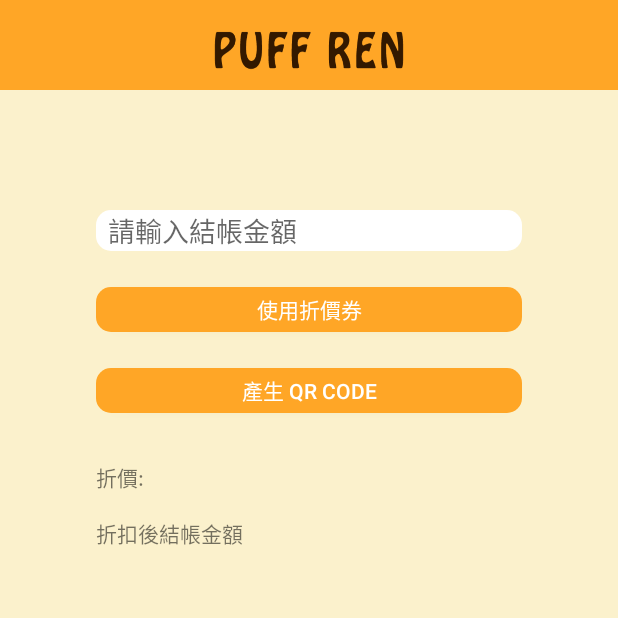
After one commit to rn1it/PuffRen, an Android app: the QRCodeFragment screen opened through its navigation route, on a phone screen of 412 x 824 dp, the top half of it. The commit adds this screen. Run offline under Robolectric (Android 15) with nearby library versions, the phone set to English and light mode, and no system bars; our stand-ins replace data binding; libraries missing offline, so code that uses them is left out: com.journeyapps.barcodescanner; 2 statements that could not run were skipped.

Commit message:
modify toolbar height, add qrcode ui

```diff
--- a/app/src/main/java/com/rn1/puffren/ui/profile/ProfileFragment.kt
+++ b/app/src/main/java/com/rn1/puffren/ui/profile/ProfileFragment.kt
@@ -85,7 +85,7 @@
 
         viewModel.navigateToMemberQRCode.observe(viewLifecycleOwner, Observer {
             it?.let {
-
+                findNavController().navigate(NavigationDirections.actionGlobalQRCodeFragment())
                 viewModel.navigateToMemberQRCodeDone()
             }
         })
--- /dev/null
+++ b/app/src/main/java/com/rn1/puffren/ui/qrcode/QRCodeFragment.kt
@@ -0,0 +1,53 @@
+package com.rn1.puffren.ui.qrcode
+
+import android.content.Context
+import android.os.Bundle
+import androidx.fragment.app.Fragment
+import android.view.LayoutInflater
+import android.view.View
+import android.view.ViewGroup
+import android.view.inputmethod.InputMethodManager
+import com.google.zxing.BarcodeFormat
+import com.google.zxing.MultiFormatWriter
+import com.google.zxing.WriterException
+import com.journeyapps.barcodescanner.BarcodeEncoder
+import com.rn1.puffren.R
+import com.rn1.puffren.databinding.FragmentQRCodeBinding
+import com.rn1.puffren.util.Util.hideKeyBoard
+
+
+class QRCodeFragment : Fragment() {
+
+    lateinit var binding: FragmentQRCodeBinding
+
+    override fun onCreateView(
+        inflater: LayoutInflater, container: ViewGroup?,
+        savedInstanceState: Bundle?
+    ): View {
+
+        binding = FragmentQRCodeBinding.inflate(inflater, container, false)
+
+        val input = binding.editEnterCheckoutAmount
+
+        binding.buttonCreateCode.setOnClickListener {
+            val writer = MultiFormatWriter()
+
+            try {
+                //Initialize bit matrix
+                val bitMatrix = writer.encode(input.text.toString().trim(), BarcodeFormat.QR_CODE, 350, 350)
+                //Initialize barcode encoder
+                val encoder = BarcodeEncoder()
+                //Initialize bitmap
+                val bitmap = encoder.createBitmap(bitMatrix)
+                binding.imageQrcodeOutput.setImageBitmap(bitmap)
+
+                hideKeyBoard(input)
+            } catch (e: WriterException) {
+                e.printStackTrace()
+            }
+        }
+
+
+        return binding.root
+    }
+}
--- a/app/src/main/java/com/rn1/puffren/util/CurrentFragmentType.kt
+++ b/app/src/main/java/com/rn1/puffren/util/CurrentFragmentType.kt
@@ -10,8 +10,6 @@
     LOCATION("攤商地圖"),
     LOGIN("登入"),
     REGISTRY("註冊"),
-    PROFILE("會員頁面")
-
-
-
+    PROFILE("會員頁面"),
+    PERFORMANCE("績效考核")
 }
--- a/app/src/main/java/com/rn1/puffren/util/Util.kt
+++ b/app/src/main/java/com/rn1/puffren/util/Util.kt
@@ -3,6 +3,8 @@
 import android.content.Context
 import android.net.ConnectivityManager
 import android.net.NetworkInfo
+import android.view.View
+import android.view.inputmethod.InputMethodManager
 import com.rn1.puffren.PuffRenApplication
 
 object Util {
@@ -17,4 +19,13 @@
     fun getString(resourceId: Int): String {
         return PuffRenApplication.instance.getString(resourceId)
     }
+
+    /**
+     * Initialize input manager in order to hide soft keyboard
+     */
+    fun hideKeyBoard(view: View) {
+        val manager = PuffRenApplication.instance
+            .getSystemService(Context.INPUT_METHOD_SERVICE) as InputMethodManager
+        manager.hideSoftInputFromWindow(view.applicationWindowToken, 0)
+    }
 }
--- a/app/src/main/res/layout/fragment_location.xml
+++ b/app/src/main/res/layout/fragment_location.xml
@@ -15,7 +15,7 @@
         <com.google.android.material.tabs.TabLayout
             android:id="@+id/tab_location_item"
             android:layout_width="0dp"
-            android:layout_height="40dp"
+            android:layout_height="@dimen/tab_height"
             app:layout_constraintEnd_toEndOf="parent"
             app:layout_constraintStart_toStartOf="parent"
             app:layout_constraintTop_toTopOf="parent">
--- a/app/src/main/res/layout/fragment_prod.xml
+++ b/app/src/main/res/layout/fragment_prod.xml
@@ -23,7 +23,7 @@
             <com.google.android.material.tabs.TabLayout
                 android:id="@+id/tabs_catalog"
                 android:layout_width="match_parent"
-                android:layout_height="48dp" />
+                android:layout_height="@dimen/tab_height" />
 
         </androidx.viewpager.widget.ViewPager>
 
--- /dev/null
+++ b/app/src/main/res/layout/fragment_q_r_code.xml
@@ -0,0 +1,116 @@
+<?xml version="1.0" encoding="utf-8"?>
+<layout xmlns:android="http://schemas.android.com/apk/res/android"
+    xmlns:app="http://schemas.android.com/apk/res-auto"
+    xmlns:tools="http://schemas.android.com/tools">
+
+    <data>
+
+    </data>
+
+    <androidx.constraintlayout.widget.ConstraintLayout
+        android:layout_width="match_parent"
+        android:layout_height="match_parent"
+        android:background="@color/bg_color_yellow"
+        android:padding="64dp"
+        tools:context=".ui.qrcode.QRCodeFragment">
+
+        <EditText
+            android:id="@+id/edit_enter_checkout_amount"
+            android:layout_width="0dp"
+            android:layout_height="wrap_content"
+            android:layout_marginTop="16dp"
+            android:background="@drawable/round_corner_layout"
+            android:ems="10"
+            android:inputType="textPersonName"
+            android:text=""
+            android:hint="請輸入結帳金額"
+            android:textAlignment="textStart"
+            android:paddingHorizontal="8dp"
+            app:layout_constraintEnd_toEndOf="parent"
+            app:layout_constraintStart_toStartOf="parent"
+            app:layout_constraintTop_toTopOf="parent" />
+
+        <Button
+            android:id="@+id/button_use_coupon"
+            android:layout_width="0dp"
+            android:layout_height="30dp"
+            android:layout_marginTop="24dp"
+            android:background="@drawable/round_corner_layout"
+            android:backgroundTint="@color/orange_ffa626"
+            android:text="使用折價券"
+            android:textColor="@color/white"
+            app:layout_constraintEnd_toEndOf="parent"
+            app:layout_constraintStart_toStartOf="parent"
+            app:layout_constraintTop_toBottomOf="@+id/edit_enter_checkout_amount" />
+
+        <Button
+            android:id="@+id/button_create_code"
+            android:layout_width="0dp"
+            android:layout_height="30dp"
+            android:layout_marginTop="24dp"
+            android:background="@drawable/round_corner_layout"
+            android:backgroundTint="@color/orange_ffa626"
+            android:text="產生 QR Code"
+            android:textColor="@color/white"
+            app:layout_constraintEnd_toEndOf="parent"
+            app:layout_constraintStart_toStartOf="parent"
+            app:layout_constraintTop_toBottomOf="@+id/button_use_coupon" />
+
+        <TextView
+            android:id="@+id/text_discount_title"
+            android:layout_width="wrap_content"
+            android:layout_height="wrap_content"
+            android:layout_marginTop="32dp"
+            android:text="折價:"
+            app:layout_constraintEnd_toStartOf="@+id/text_discount"
+            app:layout_constraintHorizontal_bias="0.5"
+            app:layout_constraintHorizontal_chainStyle="spread_inside"
+            app:layout_constraintStart_toStartOf="parent"
+            app:layout_constraintTop_toBottomOf="@+id/button_create_code" />
+
+        <TextView
+            android:id="@+id/text_total_title"
+            android:layout_width="wrap_content"
+            android:layout_height="wrap_content"
+            android:layout_marginTop="16dp"
+            android:text="折扣後結帳金額"
+            app:layout_constraintEnd_toStartOf="@+id/text_total"
+            app:layout_constraintHorizontal_bias="0.5"
+            app:layout_constraintHorizontal_chainStyle="spread_inside"
+            app:layout_constraintStart_toStartOf="parent"
+            app:layout_constraintTop_toBottomOf="@+id/text_discount_title" />
+
+        <TextView
+            android:id="@+id/text_discount"
+            android:layout_width="wrap_content"
+            android:layout_height="wrap_content"
+            app:layout_constraintBottom_toBottomOf="@+id/text_discount_title"
+            app:layout_constraintEnd_toEndOf="parent"
+            app:layout_constraintHorizontal_bias="0.5"
+            app:layout_constraintStart_toEndOf="@+id/text_discount_title"
+            app:layout_constraintTop_toTopOf="@+id/text_discount_title" />
+
+        <TextView
+            android:id="@+id/text_total"
+            android:layout_width="wrap_content"
+            android:layout_height="wrap_content"
+            app:layout_constraintBottom_toBottomOf="@+id/text_total_title"
+            app:layout_constraintEnd_toEndOf="parent"
+            app:layout_constraintHorizontal_bias="0.5"
+            app:layout_constraintStart_toEndOf="@+id/text_total_title"
+            app:layout_constraintTop_toTopOf="@+id/text_total_title" />
+
+        <ImageView
+            android:id="@+id/image_qrcode_output"
+            android:layout_width="0dp"
+            android:layout_height="0dp"
+            android:layout_marginTop="64dp"
+            android:adjustViewBounds="true"
+            android:scaleType="fitCenter"
+            app:layout_constraintBottom_toBottomOf="parent"
+            app:layout_constraintEnd_toEndOf="parent"
+            app:layout_constraintStart_toStartOf="parent"
+            app:layout_constraintTop_toBottomOf="@+id/text_total_title" />
+
+    </androidx.constraintlayout.widget.ConstraintLayout>
+</layout>
--- a/app/src/main/res/navigation/navigation.xml
+++ b/app/src/main/res/navigation/navigation.xml
@@ -94,6 +94,12 @@
         android:label="PerformanceFragment"
         tools:layout="@layout/fragment_performance"/>
 
+    <fragment
+        android:id="@+id/QRCodeFragment"
+        android:name="com.rn1.puffren.ui.qrcode.QRCodeFragment"
+        android:label="QRCodeFragment"
+        tools:layout="@layout/fragment_q_r_code"/>
+
     <action
         android:id="@+id/action_global_locationFragment"
         app:destination="@id/locationFragment" />
@@ -139,4 +145,8 @@
         android:id="@+id/action_global_performanceFragment"
         app:destination="@id/performanceFragment" />
 
+    <action
+        android:id="@+id/action_global_QRCodeFragment"
+        app:destination="@id/QRCodeFragment" />
+
 </navigation>
--- a/app/src/main/res/values/dimens.xml
+++ b/app/src/main/res/values/dimens.xml
@@ -4,4 +4,5 @@
     <dimen name="height_all_bottom_layout">80dp</dimen>
 
     <dimen name="edge_selected_package">3dp</dimen>
+    <dimen name="tab_height">40dp</dimen>
 </resources>
```
